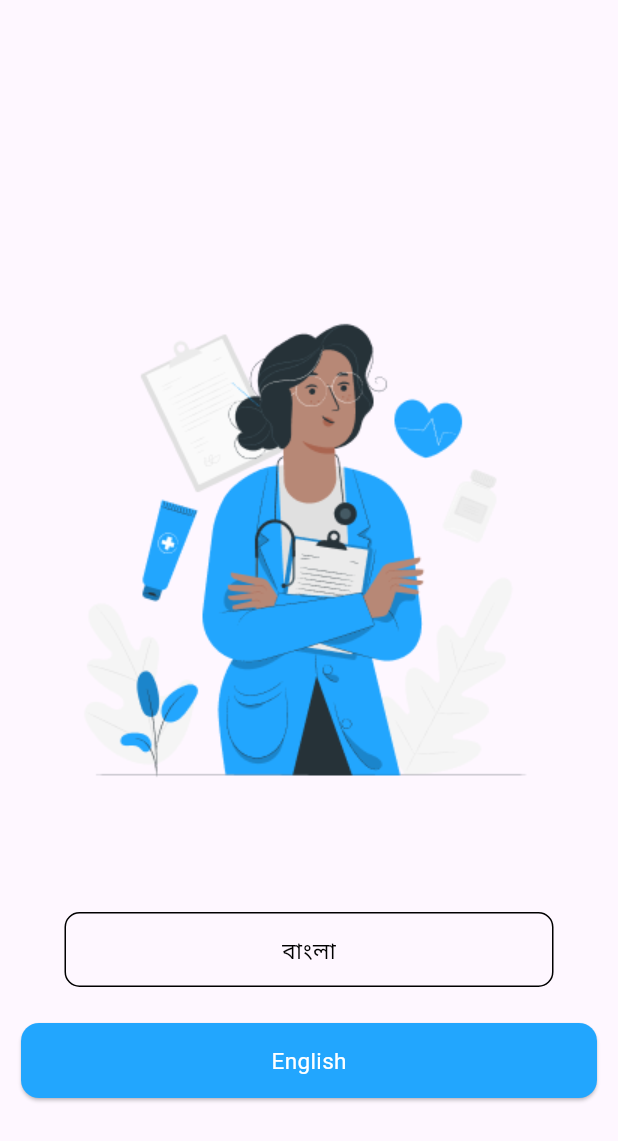
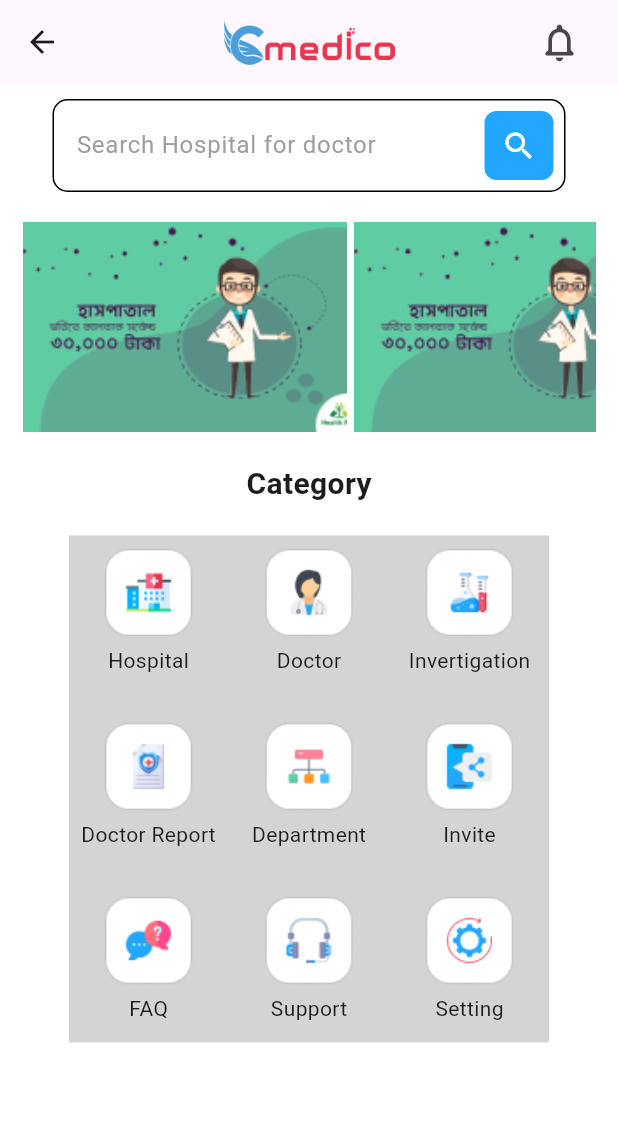
Before and after one commit to fahimshahariar09/doctor_appointment_project, a Flutter app: the LanguageSplashScreen screen opened directly, after a tap on "English", on a phone screen of 412 x 824 dp. Shown: the top 1141 px of the screen. Run offline on Flutter 3.47's test engine with Material 3 defaults, Android fonts, the phone set to English and light mode, and no system bars; our stand-ins replace get.

Commit message:
first commit

```diff
--- a/lib/main.dart
+++ b/lib/main.dart
@@ -4,14 +4,14 @@ import 'package:flutter/material.dart';
 import 'package:get/get.dart';
 
 void main(){
-  runApp(MyApp());
+  runApp(const MyApp());
 }
 class MyApp extends StatelessWidget {
   const MyApp({super.key});
 
   @override
   Widget build(BuildContext context) {
-    return GetMaterialApp(
+    return const GetMaterialApp(
       debugShowCheckedModeBanner: false,
       home: SplashScreen(),
     );
--- /dev/null
+++ b/lib/view/common_widget/search_text_field.dart
@@ -0,0 +1,36 @@
+import 'package:flutter/material.dart';
+
+class SearchTextField extends StatelessWidget {
+  const SearchTextField({super.key});
+
+  @override
+  Widget build(BuildContext context) {
+    return TextField(
+      decoration: InputDecoration(
+        focusedBorder: OutlineInputBorder(
+          borderRadius: BorderRadius.circular(10),
+        ),
+        enabledBorder: OutlineInputBorder(
+          borderRadius: BorderRadius.circular(10),
+        ),
+        border: OutlineInputBorder(
+          borderRadius: BorderRadius.circular(10),
+        ),
+        hintText: "Search Hospital for doctor",
+        hintStyle: const TextStyle(
+          color: Colors.grey,
+        ),
+        suffixIcon: IconButton(
+            onPressed: () {},
+            icon: Container(
+                height: 46,
+                width: 46,
+                decoration: BoxDecoration(
+                  borderRadius: BorderRadius.circular(8),
+                  color: const Color(0xff22A6FE),
+                ),
+                child: const Icon(Icons.search,color: Colors.white,))),
+      ),
+    );
+  }
+}
--- a/lib/view/screen/home_page/home_page.dart
+++ b/lib/view/screen/home_page/home_page.dart
@@ -0,0 +1,288 @@
+import 'package:doctor_appointment_project/view/common_widget/search_text_field.dart';
+import 'package:flutter/material.dart';
+
+class HomePage extends StatelessWidget {
+  const HomePage({super.key});
+
+  @override
+  Widget build(BuildContext context) {
+    return Scaffold(
+      backgroundColor: const Color(0xffFFFFFF),
+      appBar: AppBar(
+        title: Image.asset(
+          "assets/icon/Medico.png",
+          height: 32,
+          width: 114,
+        ),
+        centerTitle: true,
+        actions: [
+          IconButton(
+              onPressed: () {},
+              icon: const Icon(
+                Icons.notifications_none_rounded,
+                size: 30,
+              )),
+          const SizedBox(
+            width: 15,
+          )
+        ],
+      ),
+      body: Padding(
+        padding: const EdgeInsets.symmetric(horizontal: 15),
+        child: SingleChildScrollView(
+          scrollDirection: Axis.vertical,
+          child: Column(
+            children: [
+              buildSizedBox(height: 10),
+              const Padding(
+                padding: EdgeInsets.symmetric(horizontal: 20),
+                child: SearchTextField(),
+              ),
+              buildSizedBox(height: 20),
+              SingleChildScrollView(
+                scrollDirection: Axis.horizontal,
+                child: Row(
+                  children: [
+                    Image.asset(
+                      "assets/slider/slide.png",
+                      width: 216,
+                      height: 140,
+                      fit: BoxFit.cover,
+                    ),
+                    SizedBox(width: 5,),
+                    Image.asset(
+                      "assets/slider/slide.png",
+                      width: 216,
+                      height: 140,
+                      fit: BoxFit.cover,
+                    ),
+                    SizedBox(width: 5,),
+                    Image.asset(
+                      "assets/slider/slide.png",
+                      width: 216,
+                      height: 140,
+                      fit: BoxFit.cover,
+                    ),
+                  ],
+                ),
+              ),
+              buildSizedBox(height: 20),
+              const Text(
+                "Category",
+                style: TextStyle(fontSize: 20, fontWeight: FontWeight.w600),
+              ),
+              buildSizedBox(height: 20),
+
+              Padding(
+                padding: const EdgeInsets.symmetric(horizontal: 10),
+                child: Container(
+                  height: 338,
+                  width: 320,
+                  decoration: const BoxDecoration(color: Color(0xffD4D4D4)),
+                  child: Padding(
+                    padding: const EdgeInsets.all(8.0),
+                    child: Column(
+                      mainAxisAlignment: MainAxisAlignment.spaceBetween,
+                      children: [
+                        Row(
+                          mainAxisAlignment: MainAxisAlignment.spaceBetween,
+                          children: [
+                            SizedBox(
+                              height: 90,
+                              width: 90,
+                              child: Column(
+                                children: [
+                                  Image.asset(
+                                    "assets/icon/hospital.png",
+                                    height: 60,
+                                    width: 60,
+                                    fit: BoxFit.cover,
+                                  ),
+                                  buildSizedBox(height: 5),
+                                  const Text("Hospital")
+                                ],
+                              ),
+                            ),
+                            SizedBox(
+                              height: 90,
+                              width: 90,
+                              child: Column(
+                                children: [
+                                  Image.asset(
+                                    "assets/icon/doctor.png",
+                                    height: 60,
+                                    width: 60,
+                                    fit: BoxFit.cover,
+                                  ),
+                                  buildSizedBox(height: 5),
+                                  const Text("Doctor")
+                                ],
+                              ),
+                            ),
+                            SizedBox(
+                              height: 90,
+                              width: 90,
+                              child: Column(
+                                children: [
+                                  Image.asset(
+                                    "assets/icon/invertigation.png",
+                                    height: 60,
+                                    width: 60,
+                                    fit: BoxFit.cover,
+                                  ),
+                                  buildSizedBox(height: 5),
+                                  const Text("Invertigation")
+                                ],
+                              ),
+                            )
+                          ],
+                        ),
+                        Row(
+                          mainAxisAlignment: MainAxisAlignment.spaceBetween,
+                          children: [
+                            SizedBox(
+                              height: 90,
+                              width: 90,
+                              child: Column(
+                                children: [
+                                  Image.asset(
+                                    "assets/icon/doctor_report.png",
+                                    height: 60,
+                                    width: 60,
+                                    fit: BoxFit.cover,
+                                  ),
+                                  buildSizedBox(height: 5),
+                                  const Text("Doctor Report")
+                                ],
+                              ),
+                            ),
+                            SizedBox(
+                              height: 90,
+                              width: 90,
+                              child: Column(
+                                children: [
+                                  Image.asset(
+                                    "assets/icon/department.png",
+                                    height: 60,
+                                    width: 60,
+                                    fit: BoxFit.cover,
+                                  ),
+                                  buildSizedBox(height: 5),
+                                  const Text("Department"),
+                                ],
+                              ),
+                            ),
+                            SizedBox(
+                              height: 90,
+                              width: 90,
+                              child: Column(
+                                children: [
+                                  Image.asset(
+                                    "assets/icon/invite.png",
+                                    height: 60,
+                                    width: 60,
+                                    fit: BoxFit.cover,
+                                  ),
+                                  buildSizedBox(height: 5),
+                                  const Text("Invite")
+                                ],
+                              ),
+                            )
+                          ],
+                        ),
+                        Row(
+                          mainAxisAlignment: MainAxisAlignment.spaceBetween,
+                          children: [
+                            SizedBox(
+                              height: 90,
+                              width: 90,
+                              child: Column(
+                                children: [
+                                  Image.asset(
+                                    "assets/icon/faq.png",
+                                    height: 60,
+                                    width: 60,
+                                    fit: BoxFit.cover,
+                                  ),
+                                  buildSizedBox(height: 5),
+                                  const Text("FAQ"),
+                                ],
+                              ),
+                            ),
+                            SizedBox(
+                              height: 90,
+                              width: 90,
+                              child: Column(
+                                children: [
+                                  Image.asset(
+                                    "assets/icon/support.png",
+                                    height: 60,
+                                    width: 60,
+                                    fit: BoxFit.cover,
+                                  ),
+                                  buildSizedBox(height: 5),
+                                  const Text("Support")
+                                ],
+                              ),
+                            ),
+                            SizedBox(
+                              height: 90,
+                              width: 90,
+                              child: Column(
+                                children: [
+                                  Image.asset(
+                                    "assets/icon/setting.png",
+                                    height: 60,
+                                    width: 60,
+                                    fit: BoxFit.cover,
+                                  ),
+                                  buildSizedBox(height: 5),
+                                  const Text("Setting"),
+                                ],
+                              ),
+                            )
+                          ],
+                        ),
+                      ],
+                    ),
+                  ),
+                ),
+              )
+
+              // Obx(() => categoryController.isLoading.isTrue
+              //     ? Expanded(
+              //         child: GridView.builder(
+              //             //physics: NeverScrollableScrollPhysics(),
+              //             shrinkWrap: true,
+              //             itemCount: categoryController.category.length,
+              //             gridDelegate:
+              //                 SliverGridDelegateWithFixedCrossAxisCount(
+              //                     crossAxisCount: 3,
+              //                     mainAxisSpacing: 5,
+              //                     crossAxisSpacing: 5,
+              //                     childAspectRatio: 0.5),
+              //             itemBuilder: (context, index) {
+              //               return Column(
+              //                 children: [
+              //                   Image.asset(
+              //                       "${categoryController.category[index].image_assets}"),
+              //                   CommonText(
+              //                       titel:
+              //                           "${categoryController.category[index].name}"),
+              //                 ],
+              //               );
+              //             }),
+              //       )
+              //     : CircularProgressIndicator()),
+            ],
+          ),
+        ),
+      ),
+    );
+  }
+
+  SizedBox buildSizedBox({double? height, double? width}) => SizedBox(
+        height: height,
+        width: width,
+      );
+}
--- a/lib/view/screen/splash/language_splash_screen.dart
+++ b/lib/view/screen/splash/language_splash_screen.dart
@@ -1,6 +1,8 @@
 
 import 'package:doctor_appointment_project/view/common_widget/common_button.dart';
+import 'package:doctor_appointment_project/view/screen/home_page/home_page.dart';
 import 'package:flutter/material.dart';
+import 'package:get/get.dart';
 
 class LanguageSplashScreen extends StatelessWidget {
   const LanguageSplashScreen({super.key});
@@ -51,7 +53,7 @@ class LanguageSplashScreen extends StatelessWidget {
                     buttonName: "English",
                     textColor: Colors.white,
                     onTap: () {
-                     // Get.to(const HomePage());
+                      Get.to(const HomePage());
                     })
               ],
             ),
```
